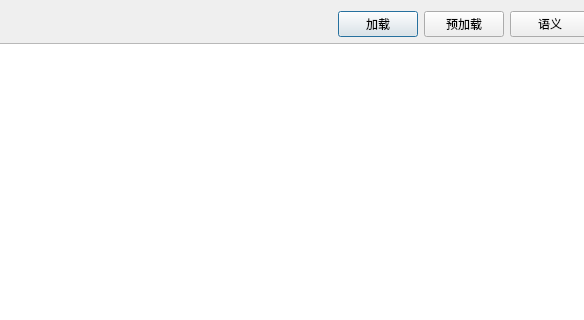
Old version of the form qt/mapmgr/dialog.ui in the repository xstar2091/ros_tools; both pictures show x 240 to 824 and y 0 to 320 of the 927 by 636 pixel window.
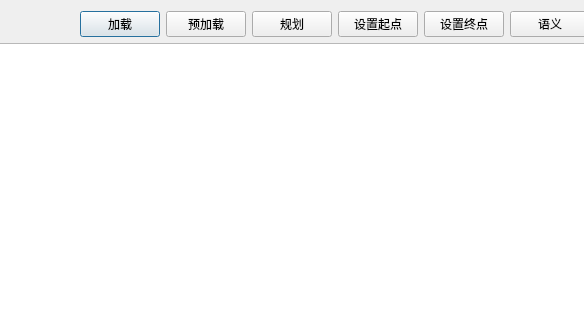
New version of the form.

Commit message: feat(mapmgr): 主界面增加多地图规划逻辑

What changed in the file:
```diff
--- a/qt/mapmgr/dialog.ui
+++ b/qt/mapmgr/dialog.ui
@@ -43,6 +43,27 @@
        </property>
       </widget>
      </item>
+     <item>
+      <widget class="QPushButton" name="globalPlanButton">
+       <property name="text">
+        <string>规划</string>
+       </property>
+      </widget>
+     </item>
+     <item>
+      <widget class="QPushButton" name="startPointButton">
+       <property name="text">
+        <string>设置起点</string>
+       </property>
+      </widget>
+     </item>
+     <item>
+      <widget class="QPushButton" name="goalPointButtong">
+       <property name="text">
+        <string>设置终点</string>
+       </property>
+      </widget>
+     </item>
      <item>
       <widget class="QPushButton" name="semanticButton">
        <property name="text">
```
The commit also changes 6 other files.
